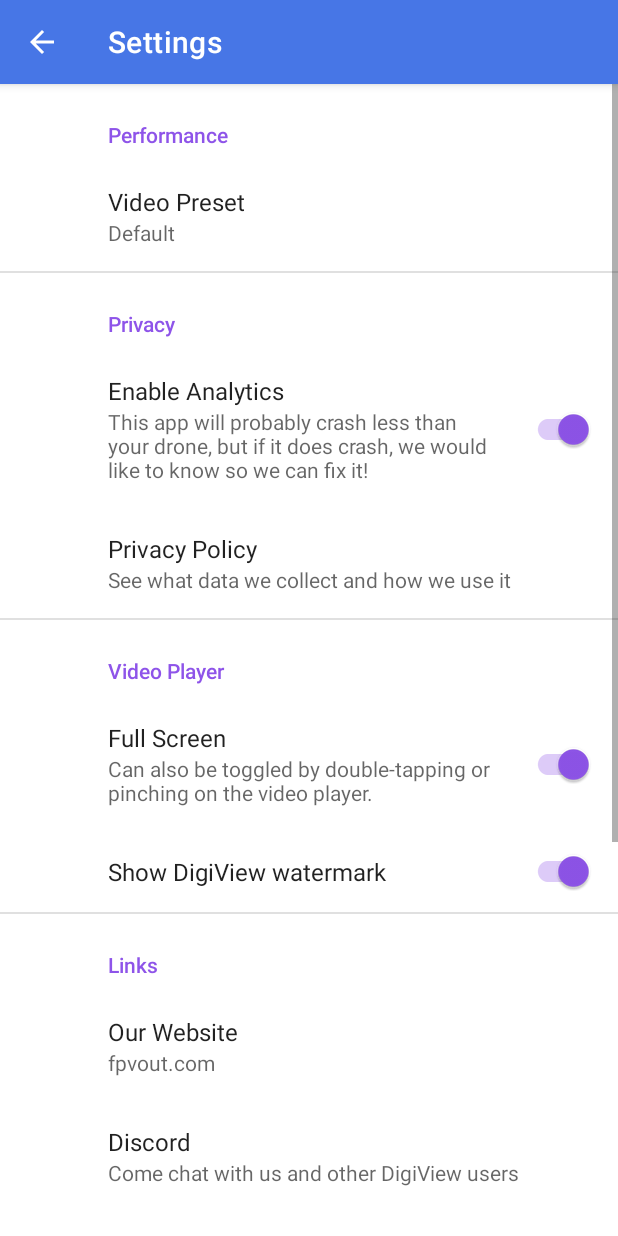
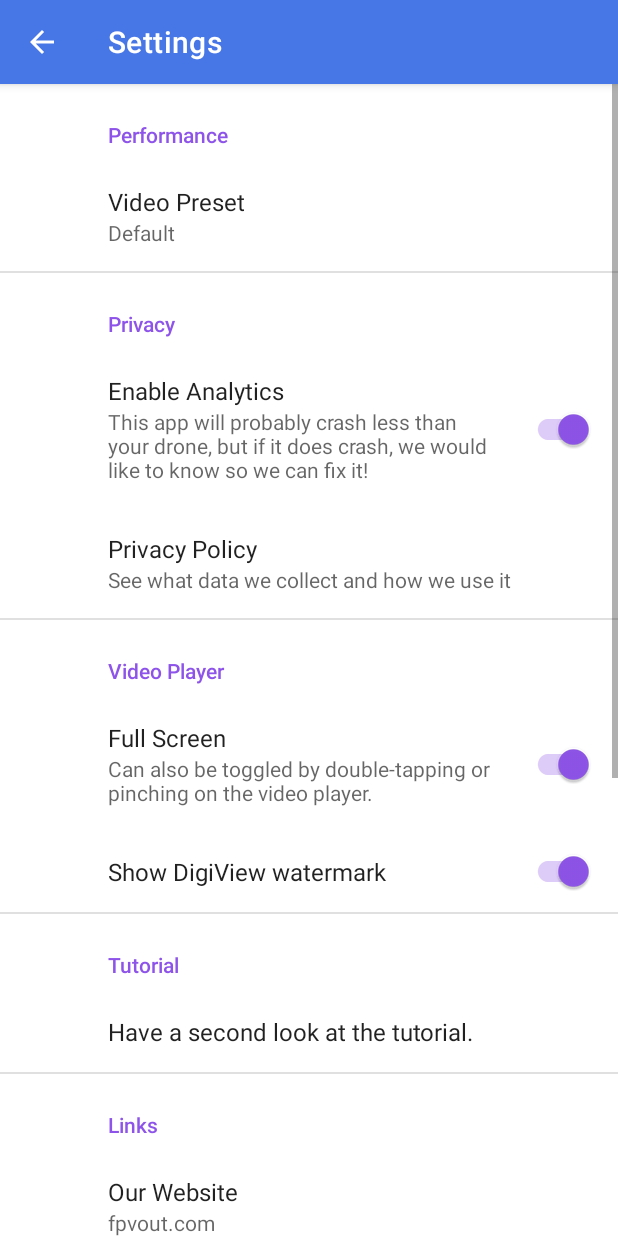
Before and after one commit to fpvout/DigiView-Android, an Android app: the SettingsActivity screen opened directly, with no data from a screen before it, on a phone screen of 412 x 824 dp. Run offline under Robolectric (Android 15) with nearby library versions, the phone set to English and light mode, and no system bars; our stand-ins replace androidx.preference.

Commit message:
Add tutorial to settings and integrate into MainActivity

```diff
--- a/app/src/main/java/com/fpvout/digiview/tutorial/TutorialActivity.java
+++ b/app/src/main/java/com/fpvout/digiview/tutorial/TutorialActivity.java
@@ -51,7 +51,7 @@ public class TutorialActivity extends AppCompatActivity {
             currentFragmentIndex++;
             showFragment(false);
         } else {
-            // TODO Handle tutorial finished
+            // Just quit the activity
             finish();
         }
     }
--- a/app/src/main/res/values/strings.xml
+++ b/app/src/main/res/values/strings.xml
@@ -6,6 +6,8 @@
     <string name="usb_device_detached_waiting">USB device detached\n\nWaiting for USB device…</string>
     <string name="usb_device_found">USB device found.</string>
     <string name="waiting_for_video">Waiting for video…</string>
+    <string name="tutorial_title">Tutorial</string>
+    <string name="tutorial_preference_title">Have a second look at the tutorial.</string>
     <string name="tutorial_welcome_text">Welcome to DigiView! This app allows you to display the video feed of your DJI FPV Goggles V1 &amp; V2 on your phone.</string>
     <string name="tutorial_power_up_goggles">1.) Power up your goggles</string>
     <string name="tutorial_power_up_drone">2.) Power up your drone</string>
--- a/app/src/main/res/xml/root_preferences.xml
+++ b/app/src/main/res/xml/root_preferences.xml
@@ -44,6 +44,16 @@
             app:key="ShowWatermark"
             app:title="@string/show_watermark"
             app:defaultValue="true" />
+
+    </PreferenceCategory>
+
+    <PreferenceCategory app:title="@string/tutorial_title">
+
+        <Preference
+            android:title="@string/tutorial_preference_title">
+            <intent
+                android:action="digiview.start.tutorial.activity" />
+        </Preference>
 
     </PreferenceCategory>
 
```
Also changed, not shown: app/src/main/AndroidManifest.xml (+6 -1 lines), app/src/main/java/com/fpvout/digiview/MainActivity.java (+10 -9 lines), 1 other file.
